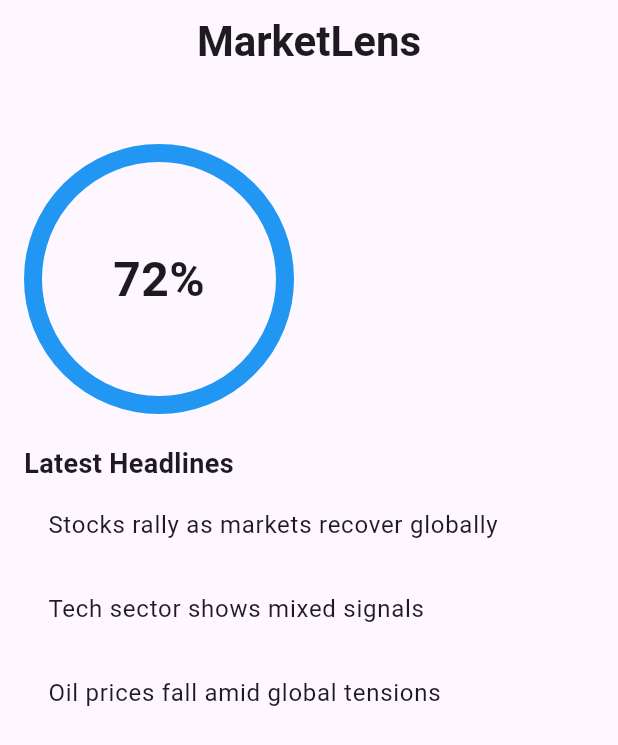
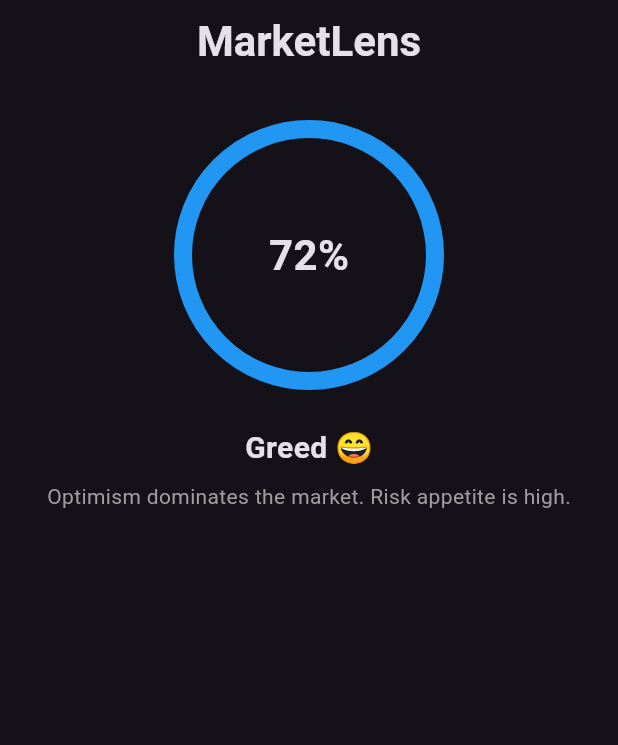
Before and after one commit to MDGSpace-SOC-D-2025/MarketLens, a Flutter app: the screen it shows after launch, on a phone screen of 412 x 824 dp. Shown: the top 745 px of the screen. Run offline on Flutter 3.47's test engine with Material 3 defaults, Android fonts, the phone set to English and light mode, and no system bars.

Commit message:
Upper Half Home UI(MEI imp left)

```diff
--- a/lib/home_page.dart
+++ b/lib/home_page.dart
@@ -1,44 +1,68 @@
 import 'package:flutter/material.dart';
-import 'widgets/mei_gauge.dart';
-
+import 'package:marketlens/widgets/mei_gauge.dart';
 
 class HomePage extends StatelessWidget {
+
   const HomePage({super.key});
+
+  String getEmotion(int mei_value){
+    if (mei_value<=40) {
+      return "Fear 😟";
+    }
+    if (mei_value<=60) {
+      return "Neutral 😐";
+    }
+    else {
+      return "Greed 😄";
+    }
+  }
+
+  String describeEmotion(int mei_value){
+    if (mei_value<=40) {
+      return "Market participants are risk-averse. Caution is advised.";
+    }
+    if (mei_value<=60) {
+      return "Market sentiment is balanced with no strong bias.";
+    }
+    else {
+      return "Optimism dominates the market. Risk appetite is high.";
+    }
+  }
+
 
   @override
   Widget build(BuildContext context) {
+    const int mei_value=72;
+
     return Scaffold(
+
       appBar: AppBar(
-        title: const Text(
-          "MarketLens",
-          style: TextStyle(fontWeight: FontWeight.bold, fontSize: 28),
-        ),
+        title: Text("MarketLens", style: TextStyle(fontSize: 28, fontWeight: FontWeight.bold),),
         centerTitle: true,
       ),
-      body: Padding(
-        padding: const EdgeInsets.all(16.0),
-        child: Column(
+      body: Column(
           crossAxisAlignment: CrossAxisAlignment.start,
           children: [
             const SizedBox(height: 24,),
-            MEIGauge(value: 72),
-            const SizedBox(height: 20),
-            const Text(
-              "Latest Headlines",
-              style: TextStyle(fontSize: 18, fontWeight: FontWeight.bold),
-            ),
-            Expanded(
-              child: ListView(
-                children: const [
-                  ListTile(title: Text("Stocks rally as markets recover globally")),
-                  ListTile(title: Text("Tech sector shows mixed signals")),
-                  ListTile(title: Text("Oil prices fall amid global tensions")),
-                ],
+            MEIGauge(value: mei_value,),
+            const SizedBox(height: 24,),
+            Center(
+              child: Text(
+                getEmotion(mei_value), style: TextStyle(fontSize: 20, fontWeight: FontWeight.bold),
               ),
             ),
+            const SizedBox(height: 8,),
+            Center(
+              child: Text(
+                describeEmotion(mei_value), style: TextStyle(fontSize: 14, color: Colors.grey ),
+              ),
+            ),
+
           ],
         ),
-      ),
+
+
+
     );
   }
 }
--- a/lib/main.dart
+++ b/lib/main.dart
@@ -1,6 +1,6 @@
 import 'package:flutter/material.dart';
 import 'package:marketlens/home_page.dart';
-import 'widgets/mei_gauge.dart';
+import 'package:marketlens/widgets/mei_gauge.dart';
 
 
 void main() {
@@ -14,8 +14,8 @@
   Widget build(BuildContext context) {
     return MaterialApp(
       debugShowCheckedModeBanner: false,
-      title: 'MarketLens',
-      home: const HomePage(),
+      theme: ThemeData.dark(),
+      home: HomePage(),
     );
   }
 }
--- a/lib/widgets/mei_gauge.dart
+++ b/lib/widgets/mei_gauge.dart
@@ -6,18 +6,20 @@
 
   @override
   Widget build(BuildContext context) {
-    return Container(
+    return  Center(
+      child: Container(
           width: 180,
           height: 180,
+          child: Center(child: Text("$value%", style: TextStyle(fontWeight: FontWeight.bold, fontSize: 28),)),
           decoration: BoxDecoration(
             shape: BoxShape.circle,
-        border:Border.all(
+            border: Border.all(
               color: Colors.blue,
               width: 12,
             ),
+          ),
+        ),
+    );
 
-      ),
-      child: Center(child: Text("$value%", style: TextStyle(fontSize: 32, fontWeight: FontWeight.bold),)),
-    );
   }
 }
```
Also changed, not shown: 1 other file. Lines whose indentation alone changed are shown as unchanged.
